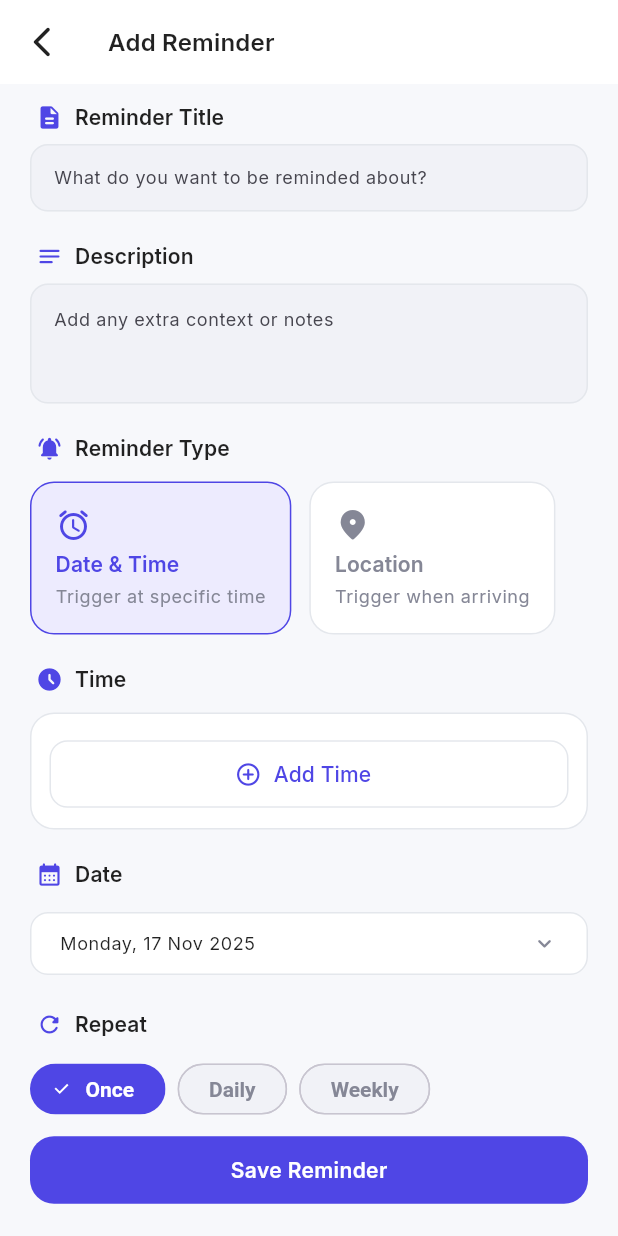
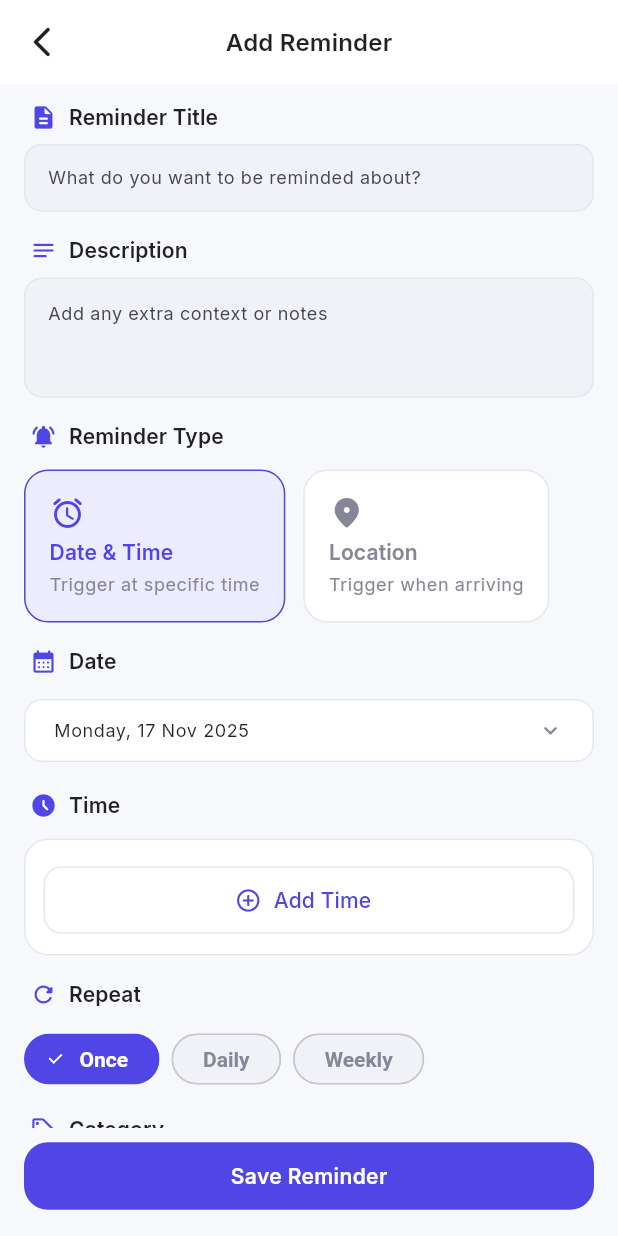
Before and after one commit to hd-oss/reminder_app, a Flutter app: the ReminderFormPage screen opened directly, on a phone screen of 412 x 824 dp. Run offline on Flutter 3.47's test engine with Material 3 defaults, Android fonts, the phone set to English and light mode, and no system bars; our stand-ins replace bloc, flutter_bloc, flutter_local_notifications, flutter_map, flutter_timezone, freezed_annotation and 7 more; missing offline and left inert: a package; accounts and stored records are empty.

Commit message:
minor update

```diff
--- a/lib/features/reminders/view/reminder_form_page.dart
+++ b/lib/features/reminders/view/reminder_form_page.dart
@@ -16,12 +16,14 @@ class ReminderFormPage extends StatelessWidget {
     return BlocBuilder<ReminderFormCubit, ReminderFormState>(
       builder: (context, state) {
         final isEditing = state.editing != null;
+
         return Scaffold(
           appBar: AppBar(
               leading: IconButton(
                 onPressed: () => Navigator.of(context).maybePop(),
                 icon: const Icon(Icons.arrow_back_ios_new_rounded),
               ),
+              centerTitle: true,
               title: Text(
                 isEditing ? 'Edit Reminder' : 'Add Reminder',
                 style: Theme.of(context)
@@ -32,32 +34,32 @@ class ReminderFormPage extends StatelessWidget {
           backgroundColor: AppColors.background,
           body: SafeArea(
             child: SingleChildScrollView(
-              padding: const EdgeInsets.fromLTRB(20, 12, 20, 160),
+              padding: const EdgeInsets.fromLTRB(16, 12, 16, 160),
               child: Column(
                 children: [
                   ReminderTitleField(value: state.title),
-                  const SizedBox(height: 20),
+                  const SizedBox(height: 16),
                   ReminderDescriptionField(value: state.description),
-                  const SizedBox(height: 20),
+                  const SizedBox(height: 16),
                   ReminderTypeSelector(isLocationReminder: state.locationBased),
-                  const SizedBox(height: 20),
+                  const SizedBox(height: 16),
                   if (!state.locationBased) ...[
+                    ReminderDateSection(date: state.date),
+                    const SizedBox(height: 16),
                     ReminderTimeSection(times: state.times),
-                    const SizedBox(height: 20),
-                    ReminderDateSection(date: state.date),
-                    const SizedBox(height: 20),
+                    const SizedBox(height: 16),
                     ReminderRepeatSection(selected: state.repeat),
-                    const SizedBox(height: 20),
+                    const SizedBox(height: 16),
                   ],
                   if (state.locationBased) ...[
                     ReminderLocationSection(
                       latitude: state.latitude,
                       longitude: state.longitude,
                     ),
-                    const SizedBox(height: 20),
+                    const SizedBox(height: 16),
                   ],
                   ReminderCategorySection(selected: state.category),
-                  const SizedBox(height: 20),
+                  const SizedBox(height: 16),
                   ReminderPrioritySection(selected: state.priority),
                 ],
               ),
@@ -65,7 +67,7 @@ class ReminderFormPage extends StatelessWidget {
           ),
           bottomNavigationBar: SafeArea(
             child: Padding(
-              padding: const EdgeInsets.fromLTRB(20, 8, 20, 20),
+              padding: const EdgeInsets.fromLTRB(16, 8, 16, 16),
               child: Column(
                 mainAxisSize: MainAxisSize.min,
                 children: [
```
Also changed, not shown: lib/features/reminders/view/widgets/reminder_location_section.dart (+3 -5 lines), lib/features/reminders/widgets/reminder_card.dart (+62 -62 lines).
